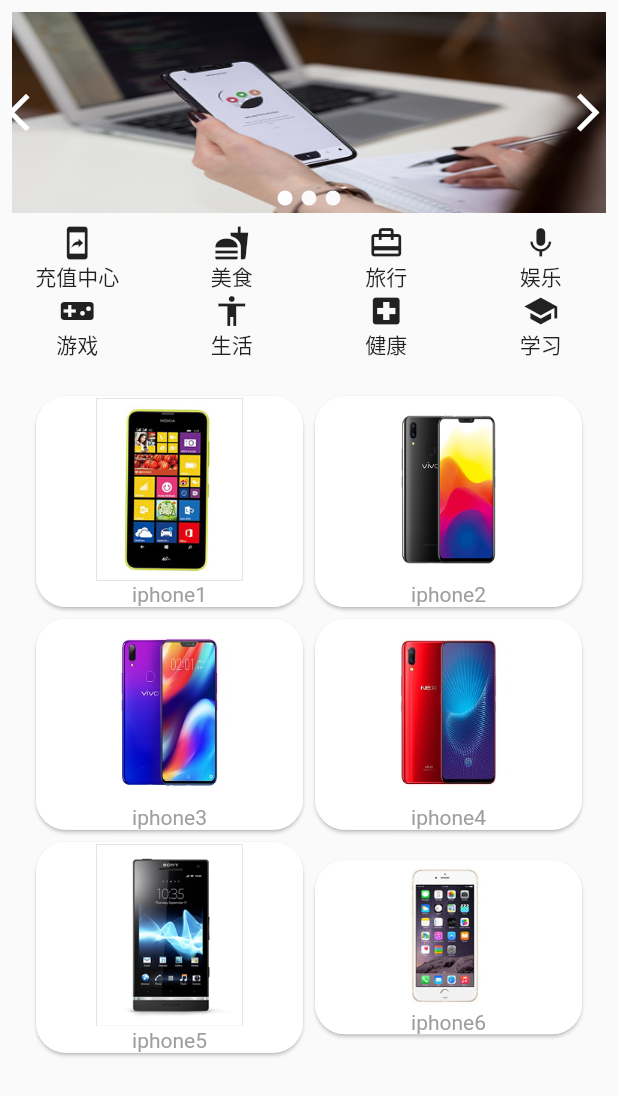
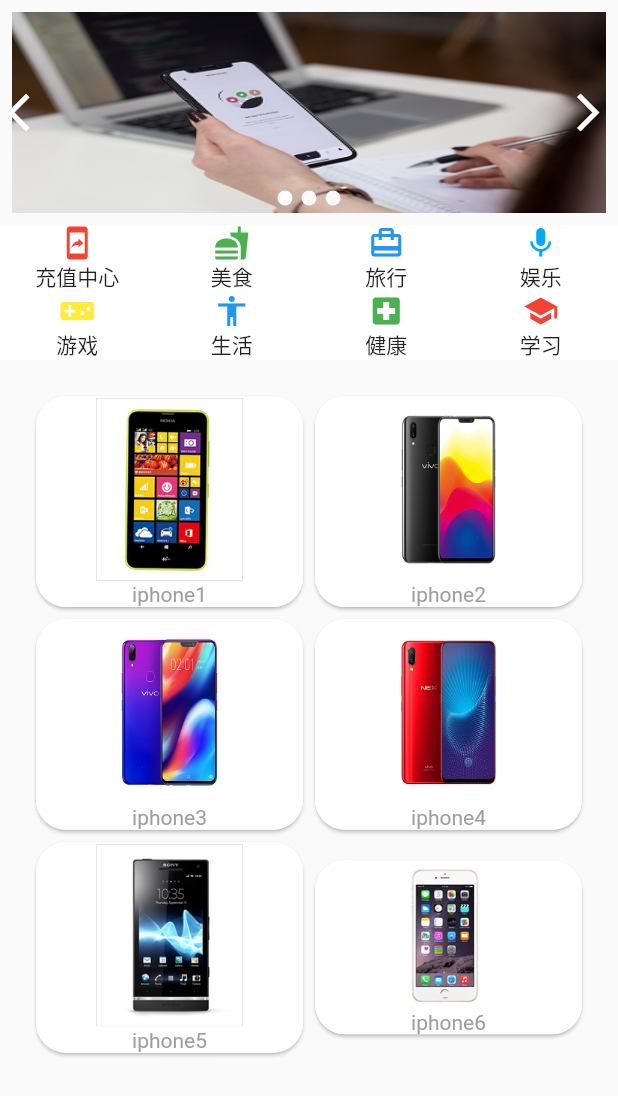
Before and after one commit to jjvu-xiao/liveshop, a Flutter app: the HomeMenuGridView widget shown alone on an empty page, opened directly, on a phone screen of 412 x 824 dp. Shown: the top 1096 px of the screen. Run offline on Flutter 3.47's test engine with Material 2 defaults, Android fonts, the phone set to English and light mode, and no system bars; our stand-ins replace dio, flutter_swiper, toast.

Commit message:
整合代码去除无用的代码块

```diff
--- a/lib/login.dart
+++ b/lib/login.dart
@@ -2,7 +2,7 @@
 
 import 'package:flutter/cupertino.dart';
 import 'package:flutter/material.dart';
-import 'package:ioa/route/Home.dart';
+import 'package:ioa/route/HomeRoute.dart';
 import 'package:ioa/route/RegisterRouter.dart';
 import 'package:ioa/ui/LoadingDialog.dart';
 import 'package:ioa/ui/NewsButton.dart';
--- a/lib/route/Home.dart
+++ b/lib/route/HomeRoute.dart
@@ -1,15 +1,16 @@
 import 'package:flutter/cupertino.dart';
 import 'package:flutter/material.dart';
 import 'package:ioa/route/CaretRoute.dart';
-import 'package:ioa/route/InfoRoute.dart';
-import 'package:ioa/route/LiveLobby.dart';
+import 'package:ioa/route/LiveRoute.dart';
 import 'package:ioa/route/MsgRoute.dart';
-import 'package:ioa/route/lobbyRoute.dart';
+import 'package:ioa/route/LobbyRoute.dart';
 import 'package:ioa/ui/ListOptionsItem.dart';
 import 'package:ioa/ui/OASwiper.dart';
 import 'package:ioa/ui/SkuHomeList.dart';
 import 'package:ioa/util/EventBus.dart';
 
+/// 首页模块
+///
 class ScaffoldRoute extends StatefulWidget {
   @override
   _ScaffoldRouteState createState() => _ScaffoldRouteState();
@@ -173,14 +174,16 @@
             height: 150.0,
             child: SwiperPage(title: "热点新闻"),
           ),
-          Flex(direction: Axis.horizontal, children: <Widget>[
+          Container(
+            color: Colors.white,
+            child: Flex(direction: Axis.horizontal, children: <Widget>[
               Expanded(
                   flex: 1,
                   child: SizedBox(
                     child: Column(
                       children: <Widget>[
-                      Icon(Icons.mobile_screen_share),
-                      Text("充值中心"),
+                        Icon(Icons.mobile_screen_share, color: Colors.red),
+                        Text("充值中心")
                       ],
                     ),
                   )),
@@ -189,8 +192,8 @@
                   child: SizedBox(
                     child: Column(
                       children: <Widget>[
-                      Icon(Icons.fastfood),
-                      Text("美食"),
+                        Icon(Icons.fastfood, color: Colors.green),
+                        Text("美食")
                       ],
                     ),
                   )),
@@ -199,7 +202,7 @@
                   child: SizedBox(
                     child: Column(
                       children: <Widget>[
-                      Icon(Icons.card_travel),
+                        Icon(Icons.card_travel, color: Colors.blue),
                         Text("旅行"),
                       ],
                     ),
@@ -209,13 +212,16 @@
                   child: SizedBox(
                     child: Column(
                       children: <Widget>[
-                      Icon(Icons.mic),
+                        Icon(Icons.mic, color: Colors.lightBlue),
                         Text("娱乐"),
                       ],
                     ),
                   ))
-          ]),
-          Flex(
+            ])
+          ),
+          Container(
+            color: Colors.white,
+            child: Flex(
                 direction: Axis.horizontal,
                 children: <Widget>[
                   Expanded(
@@ -223,7 +229,7 @@
                       child: SizedBox(
                         child: Column(
                           children: <Widget>[
-                        Icon(Icons.videogame_asset),
+                            Icon(Icons.videogame_asset, color: Colors.yellow),
                             Text("游戏"),
                           ],
                         ),
@@ -233,7 +239,7 @@
                       child: SizedBox(
                         child: Column(
                           children: <Widget>[
-                        Icon(Icons.accessibility),
+                            Icon(Icons.accessibility, color: Colors.blue),
                             Text("生活"),
                           ],
                         ),
@@ -243,7 +249,7 @@
                       child: SizedBox(
                         child: Column(
                           children: <Widget>[
-                        Icon(Icons.local_hospital),
+                            Icon(Icons.local_hospital, color: Colors.green),
                             Text("健康"),
                           ],
                         ),
@@ -253,44 +259,20 @@
                       child: SizedBox(
                         child: Column(
                           children: <Widget>[
-                        Icon(Icons.school),
+                            Icon(Icons.school, color: Colors.red),
                             Text("学习"),
                           ],
                         ),
                       )),
                 ],
+              )
           ),
           Container(
-            child: SkuHomeList(),
+            child: SkuHomeList()
           )
-        ]));
-//    ListView(
-//      shrinkWrap: true,
-//      children: <Widget>[CardWidgetList()],
-//    );
-
-//      ListView(
-//      shrinkWrap: true,
-//      children: <Widget>[
-//        Container(
-//          child: SwiperPage(title: "热点新闻"),
-//          height: 150.0,
-//        ),
-//        Container(
-//          color: Colors.white,
-//          child: Row(
-//            children: menu,
-//          ),
-//        ),
-//        Flex(
-//          direction: Axis.horizontal,
-//          children: <Widget>[
-//            Expanded(child:  CardWidget(), flex: 1),
-//            Expanded(child:  CardWidget(), flex: 1)
-//          ],
-//        ),
-//      ],
-//    );
+        ]
+      )
+    );
   }
 }
 
@@ -321,47 +303,20 @@
                       ClipOval(
                         child: Image.asset(
                           "images/me.jpg",
-                          width: 80,
+                          width: 80
                         ),
                       ),
-                      Text("杨小前"),
+                      Text("杨小前")
                     ],
                   )
                 ))),
             ListOptionItem(Icons.settings, "设置"),
-
             ListOptionItem(Icons.info, "信息"),
-
             ListOptionItem(Icons.local_laundry_service, "服务"),
-
-            ListOptionItem(Icons.collections, "收藏"),
-
-          ],
-        ),
-
-//        Column(
-//          children: <Widget>[
-//            Padding(
-//              padding: const EdgeInsets.only(top: 38.0),
-//              child: Row(
-//                children: <Widget>[
-//                  Center(
-//                    child:  Padding(
-//                      padding: const EdgeInsets.symmetric(horizontal: 16.0),
-//                      child: ClipOval(
-//                        child: Image.asset(
-//                          "images/me.jpg",
-//                          width: 80,
-//                        ),
-//                      ),
-//                    ),
-//                  )
-//                ],
-//              ),
-//            ),
-//          ],
-//        ),
-      ),
+            ListOptionItem(Icons.collections, "收藏")
+          ]
+        )
+      )
     );
   }
 }
--- a/lib/route/LiveLobby.dart
+++ b/lib/route/LiveRoute.dart
@@ -4,7 +4,7 @@
 import 'package:ioa/ui/CardWidget.dart';
 import 'package:ioa/util/EventBus.dart';
 import 'package:toast/toast.dart';
-
+/// 直播列表界面
 class LiveLobby extends StatefulWidget {
 
   int _selectedIndex = 0;
--- a/lib/route/lobbyRoute.dart
+++ b/lib/route/LobbyRoute.dart
@@ -1,6 +1,5 @@
-//
 import 'package:flutter/material.dart';
-
+/// 大厅界面
 class LobbyRoute extends StatefulWidget {
   @override
   LobbyRouteState createState() {
--- a/lib/route/MsgRoute.dart
+++ b/lib/route/MsgRoute.dart
@@ -1,5 +1,5 @@
 import 'package:flutter/material.dart';
-
+/// 消息页
 class MsgRoute extends StatefulWidget {
   @override
   _MsgRouteState createState() => _MsgRouteState();
@@ -21,6 +21,7 @@
   Widget build(BuildContext context) {
     // TODO: implement build
     return Container(
+      color: Colors.white,
       child:
       ListView.separated(
         itemCount: 20,
--- a/lib/route/RegisterRouter.dart
+++ b/lib/route/RegisterRouter.dart
@@ -5,11 +5,7 @@
 import 'package:ioa/ui/NewsButton.dart';
 import 'package:ioa/util/LogUtil.dart';
 
-/**
- * @Author Xiao
- * @Time 2020-04-29
- * @Decr 注册路由
- */
+/// 用户注册界面
 class RegisterRouter extends StatefulWidget {
 
   @override
```
Also changed, not shown: lib/constant/OAConstant.dart (+0 -8 lines), lib/net/NewsNet.dart (deleted, +0 -102 lines), lib/route/CaretRoute.dart (+2 -6 lines), lib/route/InfoRoute.dart (deleted, +0 -97 lines), lib/route/ScaffoldRoute.dart (deleted, +0 -54 lines). Lines whose indentation alone changed are shown as unchanged.
